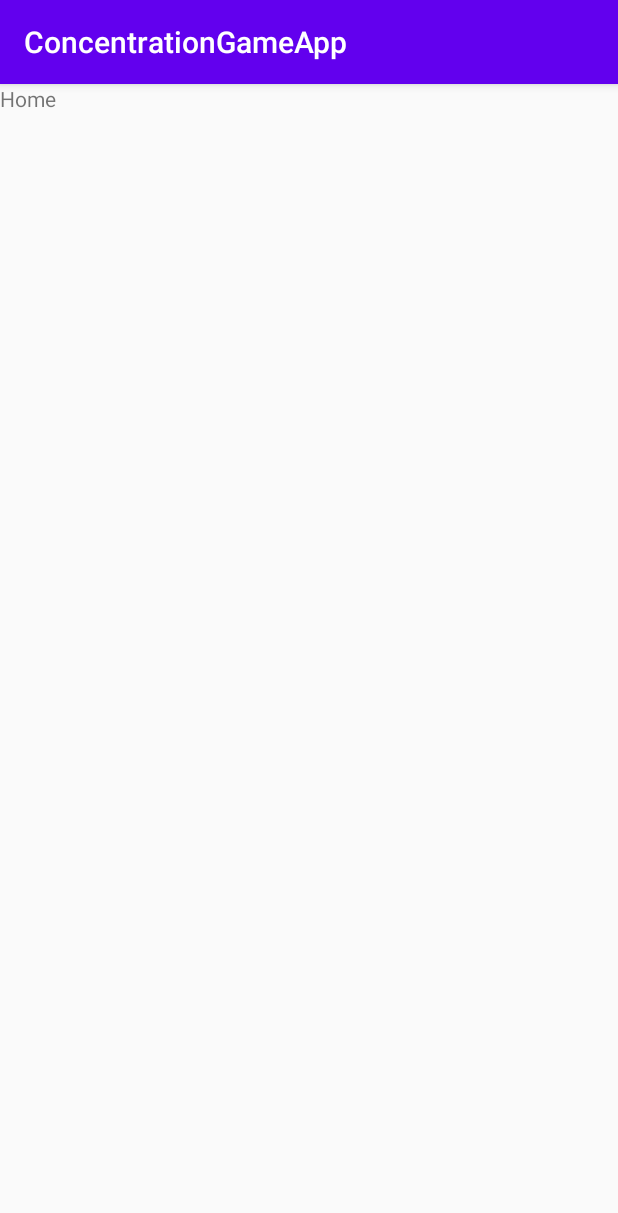
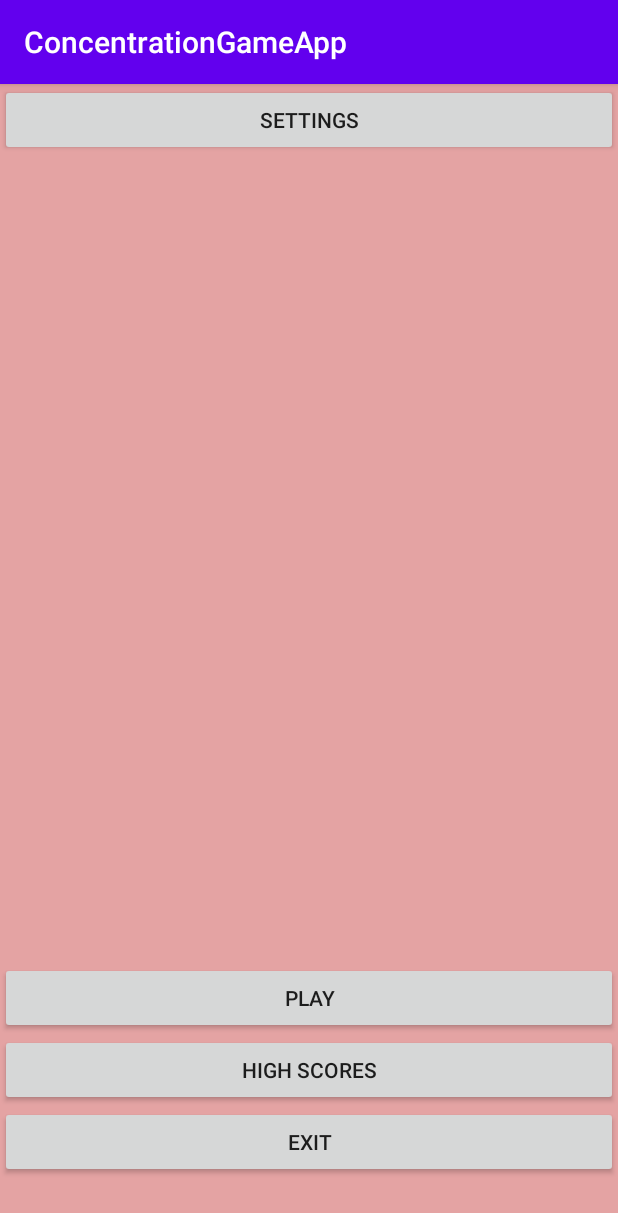
Before and after one commit to leothecrz/IntroToAndroidApps, an Android app: the screen it shows after launch (HomeActivity), on a phone screen of 412 x 824 dp. Shown: the top 1213 px of the screen. Run offline under Robolectric (Android 15) with nearby library versions, the phone set to English and light mode, and no system bars.

Commit message:
Menu buttons placed

```diff
--- a/App/app/build.gradle
+++ b/App/app/build.gradle
@@ -29,6 +29,7 @@ android {
 
 dependencies {
 
+    implementation "androidx.core:core-splashscreen:1.0.0"
     implementation 'com.android.support:appcompat-v7:28.0.0'
     implementation 'com.android.support.constraint:constraint-layout:2.0.4'
     testImplementation 'junit:junit:4.13.2'
--- a/App/app/src/main/java/cpp/concentrationgameapp/MainActivity.java
+++ b/App/app/src/main/java/cpp/concentrationgameapp/MainActivity.java
@@ -14,14 +14,12 @@ public class MainActivity extends AppCompatActivity {
 
         //getActionBar().hide();
 
-        new Handler().postDelayed(new Runnable() {
-            @Override
-            public void run() {
+        new Handler().postDelayed(
+            () -> {
                 Intent intent = new Intent(MainActivity.this, HomeActivity.class);
                 startActivity(intent);
-            }
-        }, 3000);
-
+            }, 3000
+        );
 
 
 
--- a/App/app/src/main/res/layout/activity_home.xml
+++ b/App/app/src/main/res/layout/activity_home.xml
@@ -2,15 +2,58 @@
 <android.support.constraint.ConstraintLayout xmlns:android="http://schemas.android.com/apk/res/android"
     xmlns:app="http://schemas.android.com/apk/res-auto"
     xmlns:tools="http://schemas.android.com/tools"
+    android:id="@+id/mainContainer"
     android:layout_width="match_parent"
     android:layout_height="match_parent"
+    android:background="#9AD66B6B"
     tools:context=".HomeActivity">
 
-    <TextView
-        android:id="@+id/textView"
-        android:layout_width="wrap_content"
-        android:layout_height="wrap_content"
-        android:text="Home"
-        tools:layout_editor_absoluteX="174dp"
-        tools:layout_editor_absoluteY="356dp" />
+    <LinearLayout
+        android:id="@+id/linearLayout"
+        android:layout_width="match_parent"
+        android:layout_height="match_parent"
+        android:orientation="horizontal"
+        app:layout_constrainedHeight="true"
+        app:layout_constraintEnd_toEndOf="parent"
+        app:layout_constraintHeight_percent="0.15"
+        app:layout_constraintStart_toStartOf="parent"
+        app:layout_constraintTop_toTopOf="parent">
+
+        <Button
+            android:id="@+id/homeSettingsButton"
+            android:layout_width="0dp"
+            android:layout_height="wrap_content"
+            android:layout_weight="1"
+            android:text="@string/home_Settings_Button" />
+    </LinearLayout>
+
+    <LinearLayout
+        android:layout_width="fill_parent"
+        android:layout_height="match_parent"
+        android:gravity="bottom|end"
+        android:orientation="vertical"
+        app:layout_constrainedHeight="true"
+        app:layout_constraintEnd_toEndOf="parent"
+        app:layout_constraintHeight_percent="0.80"
+        app:layout_constraintStart_toStartOf="parent"
+        app:layout_constraintTop_toBottomOf="@+id/linearLayout">
+
+        <Button
+            android:id="@+id/homePlayButton"
+            android:layout_width="match_parent"
+            android:layout_height="wrap_content"
+            android:text="@string/home_Play_Button" />
+
+        <Button
+            android:id="@+id/homeHighScoresButton"
+            android:layout_width="match_parent"
+            android:layout_height="wrap_content"
+            android:text="@string/home_High_Scores_Button" />
+
+        <Button
+            android:id="@+id/homeExitButton"
+            android:layout_width="match_parent"
+            android:layout_height="wrap_content"
+            android:text="@string/home_Exit_Button" />
+    </LinearLayout>
 </android.support.constraint.ConstraintLayout>
--- a/App/app/src/main/res/values/strings.xml
+++ b/App/app/src/main/res/values/strings.xml
@@ -1,3 +1,12 @@
 <resources>
     <string name="app_name">ConcentrationGameApp</string>
+
+    <string name="home_Settings_Button">Settings</string>
+
+    <string name="home_Play_Button">Play</string>
+
+    <string name="home_High_Scores_Button">High Scores</string>
+
+    <string name="home_Exit_Button">Exit</string>
+
 </resources>
```
